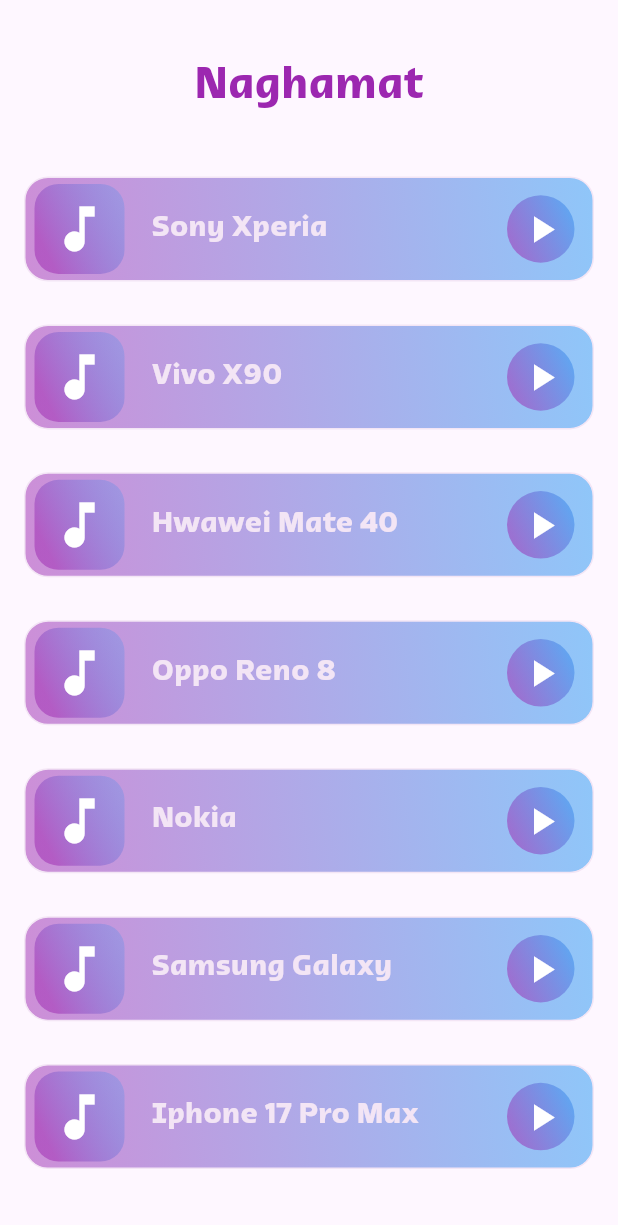
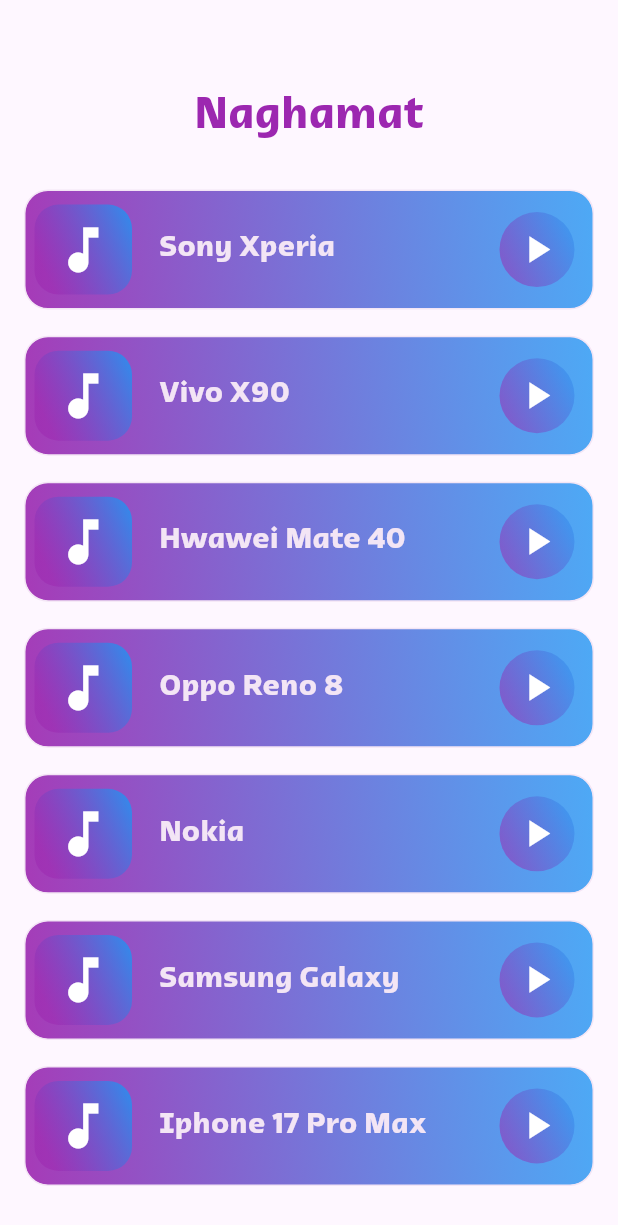
Before and after one commit to HamzaAlwajeeh/Flutter-Lab-2, a Flutter app: the screen it shows after launch, on a phone screen of 412 x 824 dp. Shown: the top 1225 px of the screen. Run offline on Flutter 3.47's test engine with Material 3 defaults, Android fonts, the light colour scheme and no system bars; our stand-ins replace audioplayers.

Commit message:
design refacot

```diff
--- a/lib/labs/naghamat/views/widgets/custom_icon_button.dart
+++ b/lib/labs/naghamat/views/widgets/custom_icon_button.dart
@@ -15,8 +15,8 @@
     return Padding(
       padding: const EdgeInsets.only(right: 12),
       child: Container(
-        width: 45,
-        height: 45,
+        width: 50,
+        height: 50,
         decoration: BoxDecoration(
           borderRadius: BorderRadius.circular(50),
           gradient: LinearGradient(
--- a/lib/labs/naghamat/views/widgets/custom_music_image.dart
+++ b/lib/labs/naghamat/views/widgets/custom_music_image.dart
@@ -6,14 +6,14 @@
   @override
   Widget build(BuildContext context) {
     return Container(
-      width: 60,
+      width: 65,
       height: 60,
       decoration: BoxDecoration(
         // color: Colors.purple,
         gradient: LinearGradient(
           colors: [
             Colors.purple.withOpacity(0.5),
-            Colors.blue.withOpacity(0.2),
+            Colors.blue.withOpacity(0.9),
           ],
           begin: Alignment.centerLeft,
           end: Alignment.topRight,
--- a/lib/labs/naghamat/views/widgets/music_item_button.dart
+++ b/lib/labs/naghamat/views/widgets/music_item_button.dart
@@ -15,14 +15,14 @@
   Widget build(BuildContext context) {
     return Container(
       width: double.infinity,
-      height: 70,
+      height: 80,
       decoration: BoxDecoration(
         border: Border.all(color: Colors.purple.shade50, width: 1),
         borderRadius: BorderRadius.circular(16),
         gradient: LinearGradient(
           colors: [
-            Colors.purple.withOpacity(0.5),
-            Colors.blue.withOpacity(0.5),
+            Colors.purple.withOpacity(0.9),
+            Colors.blue.withOpacity(0.8),
           ],
           begin: Alignment.centerLeft,
           end: Alignment.topRight,
--- a/lib/labs/naghamat/views/widgets/naghamat_home_view_body.dart
+++ b/lib/labs/naghamat/views/widgets/naghamat_home_view_body.dart
@@ -11,7 +11,7 @@
       child: Column(
         crossAxisAlignment: CrossAxisAlignment.center,
         children: [
-          const SizedBox(height: 20),
+          const SizedBox(height: 40),
           Text(
             'Naghamat',
             style: TextStyle(
```
